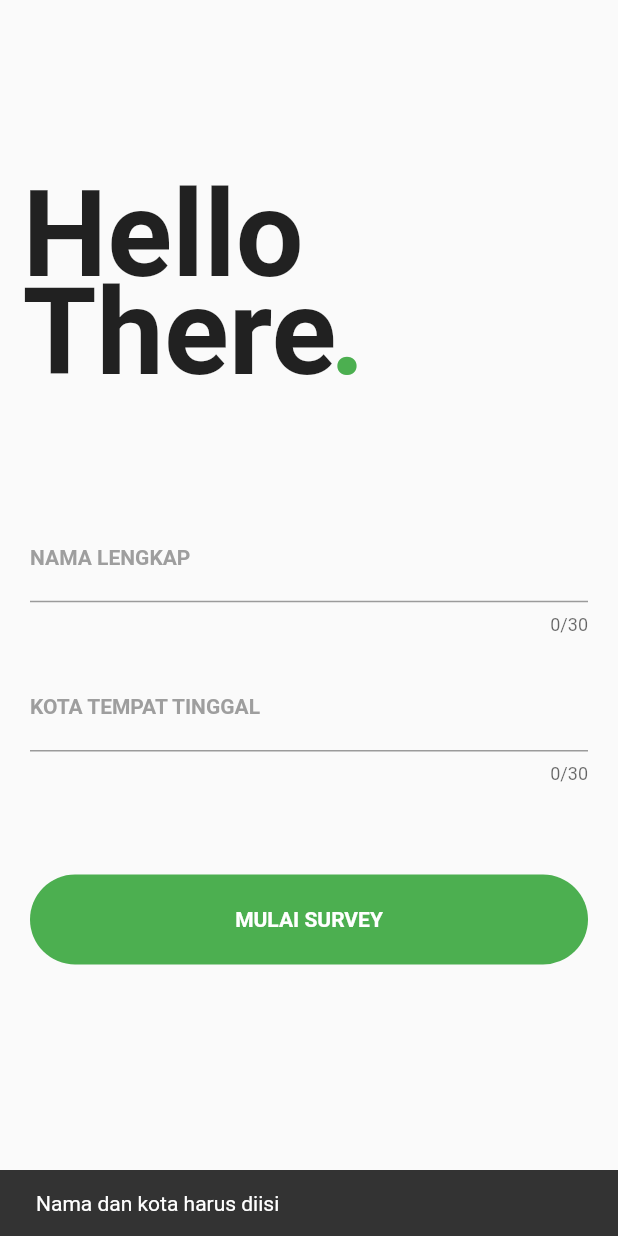
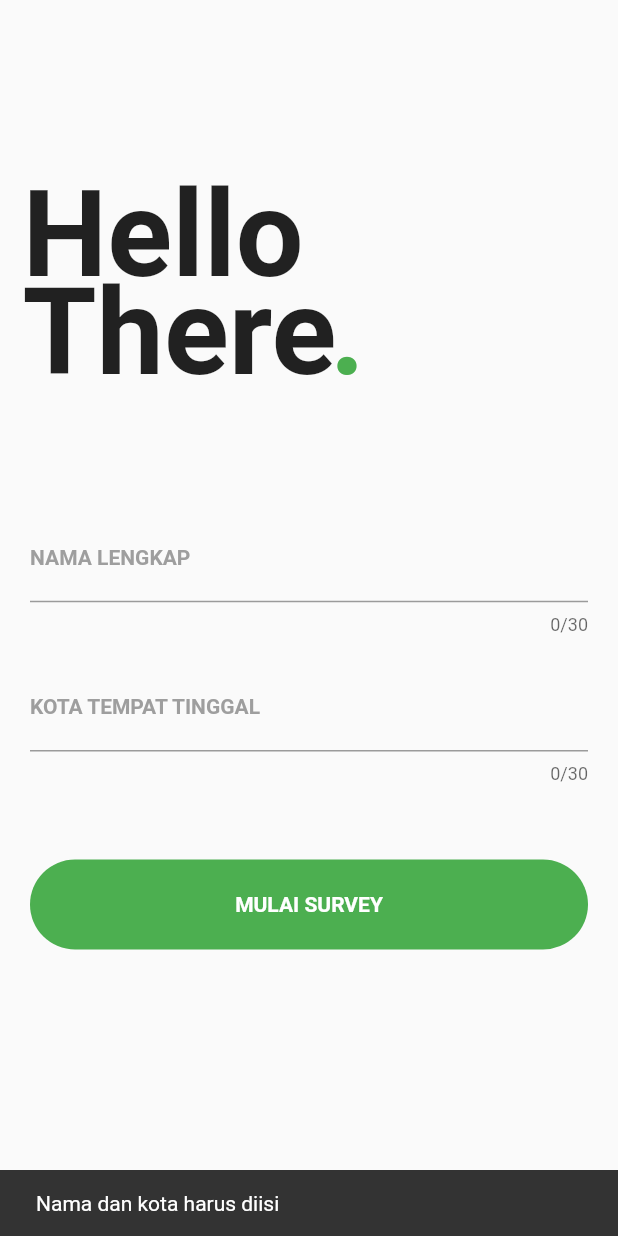
Before and after one commit to IKHSRF/survey_covid19, a Flutter app: the Result screen opened by its route, after a tap on "IKUTI SURVEY LAGI", after a tap on "MULAI SURVEY", on a phone screen of 412 x 824 dp. Run offline on Flutter 3.47's test engine with Material 2 defaults, Android fonts, the phone set to English and light mode, and no system bars; our stand-ins replace cloud_firestore; accounts and stored records are empty.

Commit message:
fix size on small screen

```diff
--- a/lib/pages/login.dart
+++ b/lib/pages/login.dart
@@ -97,7 +97,7 @@ class _LoginState extends State<Login> {
                     ],
                     maxLength: 30,
                   ),
-                  SizedBox(height: 60),
+                  SizedBox(height: 50.0),
                   GestureDetector(
                     child: Container(
                       height: 60.0,
@@ -123,6 +123,20 @@ class _LoginState extends State<Login> {
                           nama.text == " " && alamat.text == " ") {
                         snackbar = SnackBar(
                           content: Text("Nama dan kota harus diisi"),
+                        );
+                      } else if (nama.text.trim().length < 5 &&
+                          alamat.text.trim().length < 5) {
+                        snackbar = SnackBar(
+                          content:
+                              Text("Isikan nama dan kota anda dengan benar"),
+                        );
+                      } else if (alamat.text.trim().length < 5) {
+                        snackbar = SnackBar(
+                          content: Text("Isikan kota anda dengan benar"),
+                        );
+                      } else if (nama.text.trim().length < 5) {
+                        snackbar = SnackBar(
+                          content: Text("Isikan nama anda dengan benar"),
                         );
                       } else if (nama.text.trim().isEmpty ||
                           nama.text == "" ||
--- a/lib/pages/result.dart
+++ b/lib/pages/result.dart
@@ -49,10 +49,8 @@ class _ResultState extends State<Result> {
               height: MediaQuery.of(context).size.height / 2.5,
             ),
             Padding(
-              padding: EdgeInsets.only(
-                  bottom: 5.0,
-                  left: MediaQuery.of(context).size.width / 10.0,
-                  right: MediaQuery.of(context).size.width / 10.0),
+              padding: EdgeInsets.only(bottom: 5.0, left: 5.0, right: 5.0),
+              child: Center(
                 child: Container(
                   child: Text(
                     "Resiko: $resiko",
@@ -63,11 +61,10 @@ class _ResultState extends State<Result> {
                   ),
                 ),
               ),
+            ),
             Padding(
-              padding: EdgeInsets.only(
-                  bottom: 10.0,
-                  left: MediaQuery.of(context).size.width / 10.0,
-                  right: MediaQuery.of(context).size.width / 10.0),
+              padding: EdgeInsets.only(bottom: 10.0, left: 5.0, right: 5.0),
+              child: Center(
                 child: Container(
                   child: Text(
                     "${Data.nama}",
@@ -79,17 +76,18 @@ class _ResultState extends State<Result> {
                   ),
                 ),
               ),
-            Container(
-              child: Padding(
-                padding: EdgeInsets.only(
-                    left: MediaQuery.of(context).size.width / 10.0,
-                    right: MediaQuery.of(context).size.width / 10.0),
+            ),
+            Padding(
+              padding: EdgeInsets.only(left: 10.0, right: 5.0),
+              child: Center(
+                child: Container(
                   child: Text(
                     "$pendapat",
                     style: TextStyle(
+                      fontSize: 17.0,
                       fontWeight: FontWeight.bold,
-                    fontSize: 17.0,
                       color: Colors.grey,
+                    ),
                   ),
                 ),
               ),
--- a/lib/pages/surver.dart
+++ b/lib/pages/surver.dart
@@ -93,15 +93,17 @@ class _SurveyState extends State<Survey> {
                     ),
                     Padding(
                       padding: EdgeInsets.only(
-                        right: MediaQuery.of(context).size.width / 15.0,
-                        left: MediaQuery.of(context).size.width / 15.0,
+                        right: 2.0,
+                        left: 2.0,
                       ),
+                      child: Center(
                         child: Text(
                           questions[questionIndex].pertanyaan,
                           style: TextStyle(
                             color: Colors.black,
                             fontSize: 20.0,
                             fontWeight: FontWeight.bold,
+                          ),
                         ),
                       ),
                     ),
--- a/lib/pages/welcomeScreen.dart
+++ b/lib/pages/welcomeScreen.dart
@@ -45,9 +45,7 @@ class _GetStartedState extends State<GetStarted> {
                 ],
               ),
             ),
-            SizedBox(
-              height: 120.0,
-            ),
+            SizedBox(height: MediaQuery.of(context).size.width / 3.0),
             Padding(
               padding: EdgeInsets.only(top: 35.0, left: 20.0, right: 20.0),
               child: Text(
```
Lines whose indentation alone changed are shown as unchanged.
